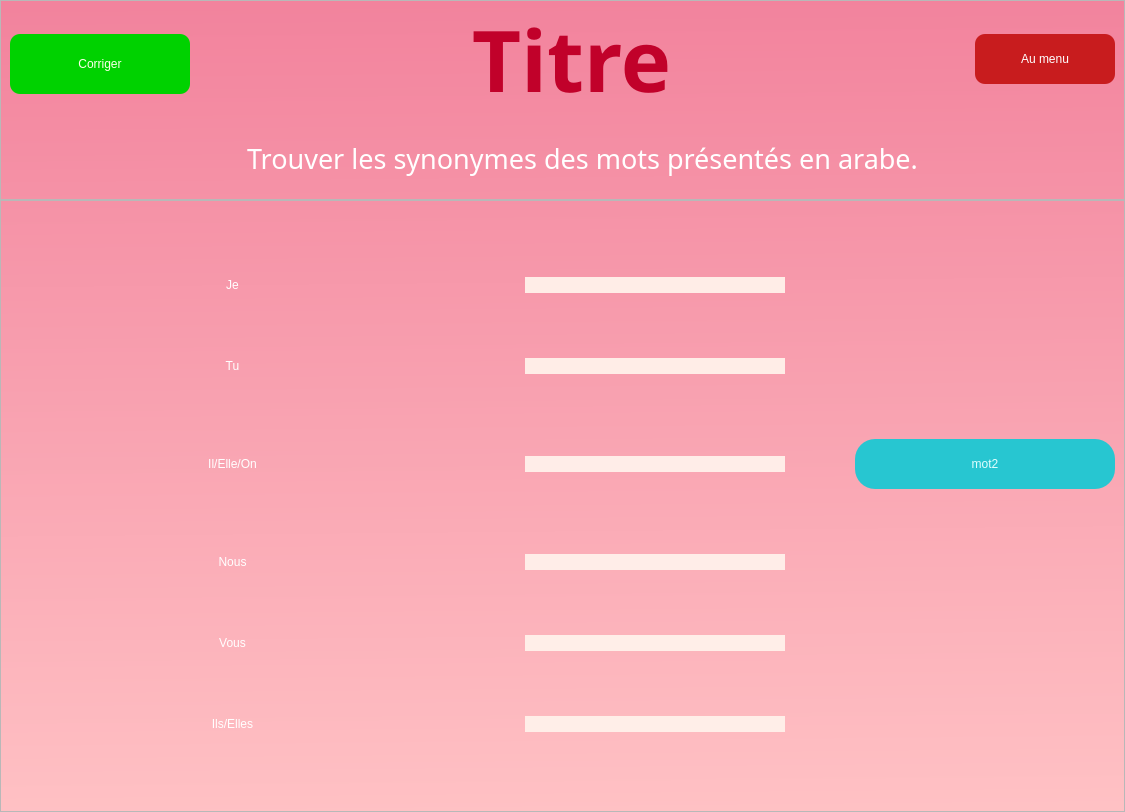
Above: Screens/Conjugaison/conjugaison_levelPage.ui from naderite/french-learn-app before the change. Below: the same form after it.
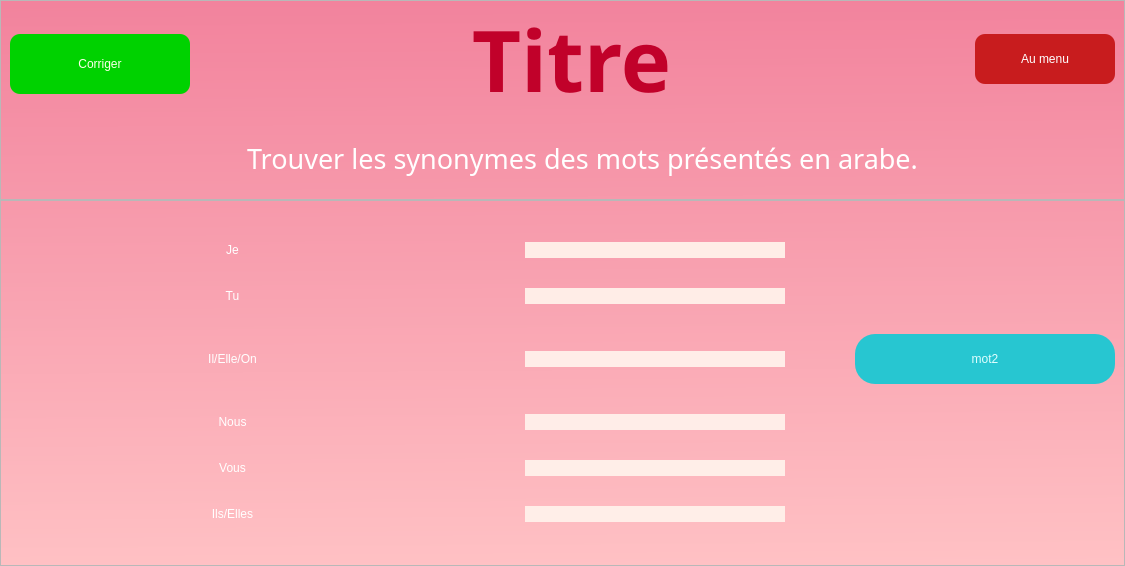
That is the form after the change.

Patch:
```diff
--- a/Screens/Conjugaison/conjugaison_levelPage.ui
+++ b/Screens/Conjugaison/conjugaison_levelPage.ui
@@ -7,7 +7,7 @@
     <x>0</x>
     <y>0</y>
     <width>1125</width>
-    <height>812</height>
+    <height>566</height>
    </rect>
   </property>
   <property name="windowTitle">
```
Left out of the diff: 8 changed lines with no effect on the pictures.
